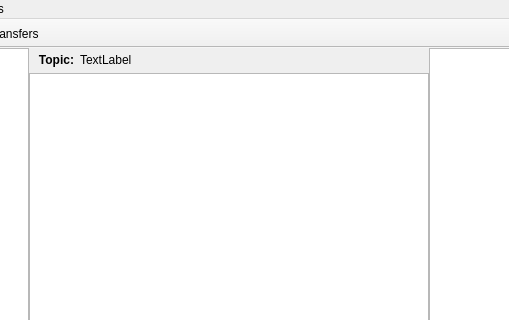
nark/Deriv, file drmainwindow.ui: the form before one commit; both pictures show x 187 to 696 and y 0 to 320 of the 833 by 503 pixel window.
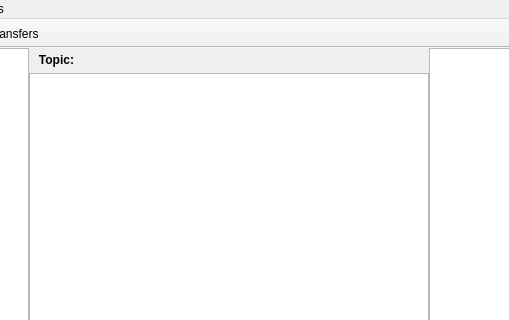
The form after the commit. Icons and pictures are not drawn.

```diff
--- a/drmainwindow.ui
+++ b/drmainwindow.ui
@@ -100,13 +100,30 @@
         <item row="0" column="1">
          <widget class="QLabel" name="topicLabel">
           <property name="sizePolicy">
-           <sizepolicy hsizetype="Minimum" vsizetype="Maximum">
+           <sizepolicy hsizetype="Ignored" vsizetype="Ignored">
             <horstretch>0</horstretch>
             <verstretch>0</verstretch>
            </sizepolicy>
           </property>
+          <property name="minimumSize">
+           <size>
+            <width>1</width>
+            <height>1</height>
+           </size>
+          </property>
+          <property name="maximumSize">
+           <size>
+            <width>16777215</width>
+            <height>16777215</height>
+           </size>
+          </property>
+          <property name="font">
+           <font>
+            <pointsize>12</pointsize>
+           </font>
+          </property>
           <property name="text">
-           <string>TextLabel</string>
+           <string/>
           </property>
           <property name="alignment">
            <set>Qt::AlignLeading|Qt::AlignLeft|Qt::AlignVCenter</set>
```
